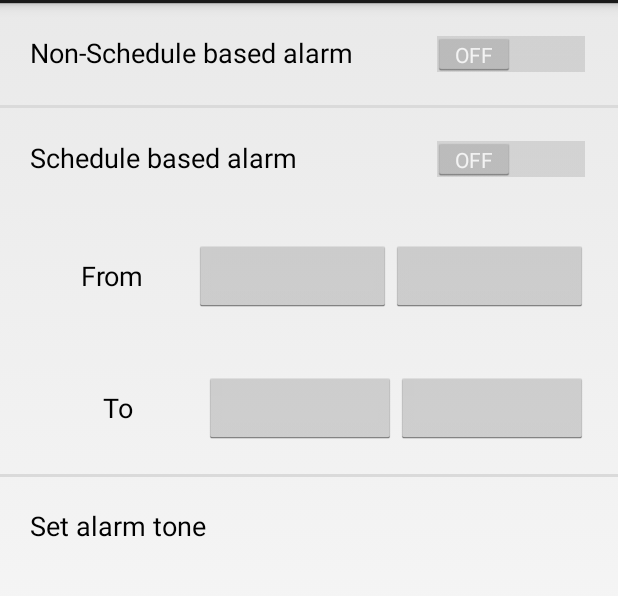
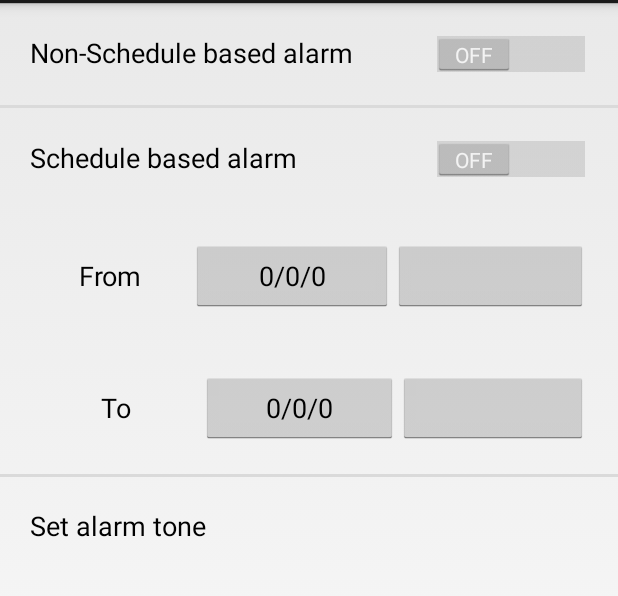
Before and after one commit to iamsayem/RemindMe, an Android app: the AlarmActivity screen opened directly, with no data from a screen before it, on a phone screen of 412 x 824 dp, the part 69-665 px from its top. Run offline under Robolectric (Android 15) with nearby library versions, the light colour scheme and no system bars; 2 statements that could not run were skipped.

Commit message:
Tenth Commit

```diff
--- a/app/src/main/java/com/example/sayem/remindme/AlarmActivity.java
+++ b/app/src/main/java/com/example/sayem/remindme/AlarmActivity.java
@@ -120,6 +120,14 @@ public class AlarmActivity extends Activity {
                         from_monthOfYear = fromDateCalendar.get(Calendar.MONTH);
                         from_year = fromDateCalendar.get(Calendar.YEAR);
 
+                        FromDateClass fromDateClass = new FromDateClass(from_dayOfMonth, from_monthOfYear, from_year);
+                        FromToDateDatabase fromToDateDatabase = new FromToDateDatabase(getApplicationContext());
+                        if (fromToDateDatabase.readFromDateTable().length == 0){
+                            fromToDateDatabase.insertFromDateTable(fromDateClass);
+                        }else{
+                            fromToDateDatabase.updateFromDateTable(fromDateClass);
+                        }
+
                         fromDate = from_dayOfMonth + "/" + (from_monthOfYear+1) + "/" + from_year;
                         fromDateButton.setText(fromDate);
                     }
@@ -146,6 +154,14 @@ public class AlarmActivity extends Activity {
                         to_dayOfMonth = toDateCalendar.get(Calendar.DAY_OF_MONTH);
                         to_monthOfYear = toDateCalendar.get(Calendar.MONTH);
                         to_year = toDateCalendar.get(Calendar.YEAR);
+
+                        ToDateClass toDateClass = new ToDateClass(to_dayOfMonth, to_monthOfYear, to_year);
+                        FromToDateDatabase fromToDateDatabase = new FromToDateDatabase(getApplicationContext());
+                        if (fromToDateDatabase.readToDateTable().length == 0){
+                            fromToDateDatabase.insertToDateTable(toDateClass);
+                        }else{
+                            fromToDateDatabase.updateToDateTable(toDateClass);
+                        }
 
                         toDate = to_dayOfMonth + "/" + (to_monthOfYear+1) + "/" + to_year;
                         toDateButton.setText(toDate);
@@ -180,6 +196,19 @@ public class AlarmActivity extends Activity {
                         else if (fromTimeCalendar.get(Calendar.AM_PM) == Calendar.AM){
                             am_pm = "AM";
                         }
+
+                        FromToDateDatabase fromToDateDatabase = new FromToDateDatabase(getApplicationContext());
+                        FromTimeClass fromTimeClass = new FromTimeClass(from_hourOfDay, from_minute);
+                        TimeAmPmClass timeAmPmClass = new TimeAmPmClass(am_pm);
+
+                        if (fromToDateDatabase.readFromTimeTable().length == 0 && fromToDateDatabase.readFromTimeAmPmTable().length == 0){
+                            fromToDateDatabase.insertFromTimeTable(fromTimeClass);
+                            fromToDateDatabase.insertFromTimeAmPmTable(timeAmPmClass);
+                        }else{
+                            fromToDateDatabase.updateFromTimeTable(fromTimeClass);
+                            fromToDateDatabase.updateFromTimeAmPmTable(timeAmPmClass);
+                        }
+
                         String hourString = (fromTimeCalendar.get(Calendar.HOUR) == 0)?"12":fromTimeCalendar.get(Calendar.HOUR) + "";
                         String minuteString = (from_minute < 10)?"0" + from_minute:from_minute + "";
                         fromTime = hourString + ":" + minuteString + " " + am_pm;
@@ -214,6 +243,19 @@ public class AlarmActivity extends Activity {
                         else if (toTimeCalendar.get(Calendar.AM_PM) == Calendar.AM){
                             am_pm = "AM";
                         }
+
+                        FromToDateDatabase fromToDateDatabase = new FromToDateDatabase(getApplicationContext());
+                        ToTimeClass toTimeClass = new ToTimeClass(to_hourOfDay, to_minute);
+                        TimeAmPmClass timeAmPmClass = new TimeAmPmClass(am_pm);
+
+                        if (fromToDateDatabase.readToTimeTable().length == 0 && fromToDateDatabase.readToTimeAmPmTable().length == 0){
+                            fromToDateDatabase.insertToTimeTable(toTimeClass);
+                            fromToDateDatabase.insertToTimeAmPmTable(timeAmPmClass);
+                        }else{
+                            fromToDateDatabase.updateToTimeTable(toTimeClass);
+                            fromToDateDatabase.updateToTimeAmPmTable(timeAmPmClass);
+                        }
+
                         String hourString = (toTimeCalendar.get(Calendar.HOUR) == 0)?"12":toTimeCalendar.get(Calendar.HOUR) + "";
                         String minuteString = (to_minute < 10)?"0" + to_minute:to_minute + "";
                         toTime = hourString + ":" + minuteString + " " + am_pm;
@@ -229,6 +271,11 @@ public class AlarmActivity extends Activity {
     }
 
     private void prepareData(){
+
+        prepareFromDate();
+        prepareFromTime();
+        prepareToDate();
+        prepareToTime();
 
         if (alarmOnOffSwitch.isChecked()){
 //                alarmOnOffTextView.setText("Alarm On");
@@ -256,4 +303,70 @@ public class AlarmActivity extends Activity {
         prepareData();
     }
 
+    private void prepareFromDate(){
+        FromToDateDatabase fromToDateDatabase = new FromToDateDatabase(getApplicationContext());
+        int[][] dataFromDate = fromToDateDatabase.readFromDateTable();
+        int[] dataFromDateTemp = new int[3];
+        for (int i = 0; i < dataFromDate.length; i++){
+            for (int j = 0; j < dataFromDate[i].length; j++){
+                dataFromDateTemp[j] = dataFromDate[i][j];
+            }
+        }
+        fromDate = dataFromDateTemp[0] + "/" + dataFromDateTemp[1] + "/" + dataFromDateTemp[2] + "";
+        fromDateButton.setText(fromDate);
+    }
+
+    private void prepareFromTime(){
+        FromToDateDatabase fromToDateDatabase = new FromToDateDatabase(getApplicationContext());
+        int[][] dataFromTime = fromToDateDatabase.readFromTimeTable();
+        int[] dataFromTimeTemp = new int[2];
+        String[] dataFromTimeAmPm = fromToDateDatabase.readFromTimeAmPmTable();
+        for (int i = 0; i < dataFromTime.length; i++){
+            for (int j = 0; j < dataFromTime[i].length; j++){
+                dataFromTimeTemp[j] = dataFromTime[i][j];
+            }
+        }
+        for (int i = 0; i < dataFromTimeAmPm.length; i++){
+            // nothing
+        }
+
+        String hourString = (dataFromTimeTemp[0] == 0)?"12":dataFromTimeTemp[0] + "";
+        String minuteString = (dataFromTimeTemp[1] < 10)?"0" + dataFromTimeTemp[1]:dataFromTimeTemp[1] + "";
+        fromTime = hourString + ":" + minuteString + " " + dataFromTimeAmPm[0];
+        fromTimeButton.setText(fromTime);
+    }
+
+    private void prepareToDate(){
+        FromToDateDatabase fromToDateDatabase = new FromToDateDatabase(getApplicationContext());
+        int[][] dataToDate = fromToDateDatabase.readToDateTable();
+        int[] dataToDateTemp = new int[3];
+        for (int i = 0; i < dataToDate.length; i++){
+            for (int j = 0; j < dataToDate[i].length; j++){
+                dataToDateTemp[j] = dataToDate[i][j];
+            }
+        }
+        toDate = dataToDateTemp[0] + "/" + dataToDateTemp[1] + "/" + dataToDateTemp[2] + "";
+        toDateButton.setText(toDate);
+    }
+
+    private void prepareToTime(){
+        FromToDateDatabase fromToDateDatabase = new FromToDateDatabase(getApplicationContext());
+        int[][] dataToTime = fromToDateDatabase.readToTimeTable();
+        int[] dataToTimeTemp = new int[2];
+        String[] dataToTimeAmPm = fromToDateDatabase.readToTimeAmPmTable();
+        for (int i = 0; i < dataToTime.length; i++){
+            for (int j = 0; j < dataToTime[i].length; j++){
+                dataToTimeTemp[j] = dataToTime[i][j];
+            }
+        }
+        for (int i = 0; i < dataToTimeAmPm.length; i++){
+            // nothing
+        }
+
+        String hourString = (dataToTimeTemp[0] == 0)?"12":dataToTimeTemp[0] + "";
+        String minuteString = (dataToTimeTemp[1] < 10)?"0" + dataToTimeTemp[1]:dataToTimeTemp[1] + "";
+        toTime = hourString + ":" + minuteString + " " + dataToTimeAmPm[0];
+        toTimeButton.setText(toTime);
+    }
+
 }
--- a/app/src/main/java/com/example/sayem/remindme/FromToDateDatabase.java
+++ b/app/src/main/java/com/example/sayem/remindme/FromToDateDatabase.java
@@ -43,6 +43,16 @@ public class FromToDateDatabase extends SQLiteOpenHelper {
     private static final String TO_MONTH_OF_YEAR = "to_month_of_year";
     private static final String TO_YEAR = "to_year";
 
+    // FROM_TIME_AM_PM variable declaration
+    private static final String FROM_TIME_AM_PM_TABLE = "from_time_am_pm";
+
+    private static final String FROM_TIME_AM_PM = "from_am_pm";
+
+    // TO_TIME_AM_PM variable declaration
+    private static final String TO_TIME_AM_PM_TABLE = "to_time_am_pm";
+
+    private static final String TO_TIME_AM_PM = "to_am_pm";
+
 
     String CREATE_FROM_DATE_TABLE = "CREATE TABLE " + FROM_DATE_TABLE + "("
             + FROM_DAY_OF_MONTH + " INTEGER" + ","
@@ -66,6 +76,13 @@ public class FromToDateDatabase extends SQLiteOpenHelper {
             + TO_MINUTE + " INTEGER"
             + ");";
 
+    String CREATE_FROM_TIME_AM_PM_TABLE = "CREATE TABLE " + FROM_TIME_AM_PM_TABLE + "("
+            + FROM_TIME_AM_PM + " TEXT" +
+            ");";
+
+    String CREATE_TO_TIME_AM_PM_TABLE = "CREATE TABLE " + TO_TIME_AM_PM_TABLE + "("
+            + TO_TIME_AM_PM + " TEXT" +
+            ");";
 
     public FromToDateDatabase(Context context) {
         super(context, DATABASE_NAME, null, DATABASE_VERSION);
@@ -78,6 +95,8 @@ public class FromToDateDatabase extends SQLiteOpenHelper {
         db.execSQL(CREATE_FROM_TIME_TABLE);
         db.execSQL(CREATE_TO_DATE_TABLE);
         db.execSQL(CREATE_TO_TIME_TABLE);
+        db.execSQL(CREATE_FROM_TIME_AM_PM_TABLE);
+        db.execSQL(CREATE_TO_TIME_AM_PM_TABLE);
     }
 
     @Override
@@ -87,6 +106,8 @@ public class FromToDateDatabase extends SQLiteOpenHelper {
         db.execSQL("DROP TABLE IF EXISTS " + FROM_TIME_TABLE);
         db.execSQL("DROP TABLE IF EXISTS " + TO_DATE_TABLE);
         db.execSQL("DROP TABLE IF EXISTS " + TO_TIME_TABLE);
+        db.execSQL("DROP TABLE IF EXISTS " + FROM_TIME_AM_PM_TABLE);
+        db.execSQL("DROP TABLE IF EXISTS " + TO_TIME_AM_PM_TABLE);
 
         onCreate(db);
     }
@@ -141,10 +162,32 @@ public class FromToDateDatabase extends SQLiteOpenHelper {
         return database;
     }
 
+    public long insertFromTimeAmPmTable(TimeAmPmClass timeAmPmClass){
+        long database = 0;
+        SQLiteDatabase db = this.getWritableDatabase();
+        ContentValues contentValues = new ContentValues();
+
+        contentValues.put(FROM_TIME_AM_PM, timeAmPmClass.getAm_pm());
+        database = db.insert(FROM_TIME_AM_PM_TABLE, null, contentValues);
+        db.close();
+        return database;
+    }
+
+    public long insertToTimeAmPmTable(TimeAmPmClass timeAmPmClass){
+        long database = 0;
+        SQLiteDatabase db = this.getWritableDatabase();
+        ContentValues contentValues = new ContentValues();
+
+        contentValues.put(TO_TIME_AM_PM, timeAmPmClass.getAm_pm());
+        database = db.insert(TO_TIME_AM_PM_TABLE, null, contentValues);
+        db.close();
+        return database;
+    }
+
     public int[][] readFromDateTable(){
         int[][] from_date_data = new int[][]{};
         SQLiteDatabase db = this.getReadableDatabase();
-        Cursor cursor = db.rawQuery("SELECT * FROM " + FROM_DATE_TABLE, null);
+        Cursor cursor = db.rawQuery("SELECT * FROM " + FROM_DATE_TABLE + ";", null);
         cursor.moveToFirst();
         from_date_data = new int[cursor.getCount()][3];
         if (cursor.moveToFirst()){
@@ -158,13 +201,14 @@ public class FromToDateDatabase extends SQLiteOpenHelper {
                 i++;
             }while (cursor.moveToNext());
         }
+        cursor.close();
         return from_date_data;
     }
 
     public int[][] readFromTimeTable(){
         int[][] from_time_data = new int[][]{};
         SQLiteDatabase db = this.getReadableDatabase();
-        Cursor cursor = db.rawQuery("SELECT * FROM " + FROM_TIME_TABLE, null);
+        Cursor cursor = db.rawQuery("SELECT * FROM " + FROM_TIME_TABLE + ";", null);
         cursor.moveToFirst();
         from_time_data = new int[cursor.getCount()][2];
         if (cursor.moveToFirst()){
@@ -178,13 +222,14 @@ public class FromToDateDatabase extends SQLiteOpenHelper {
                 i++;
             }while (cursor.moveToNext());
         }
+        cursor.close();
         return from_time_data;
     }
 
     public int[][] readToDateTable(){
         int[][] to_date_data = new int[][]{};
         SQLiteDatabase db = this.getReadableDatabase();
-        Cursor cursor = db.rawQuery("SELECT * FROM " + TO_DATE_TABLE, null);
+        Cursor cursor = db.rawQuery("SELECT * FROM " + TO_DATE_TABLE + ";", null);
         cursor.moveToFirst();
         to_date_data = new int[cursor.getCount()][3];
         if (cursor.moveToFirst()){
@@ -198,13 +243,14 @@ public class FromToDateDatabase extends SQLiteOpenHelper {
                 i++;
             }while (cursor.moveToNext());
         }
+        cursor.close();
         return to_date_data;
     }
 
     public int[][] readToTimeTable(){
         int[][] to_time_data = new int[][]{};
         SQLiteDatabase db = this.getReadableDatabase();
-        Cursor cursor = db.rawQuery("SELECT * FROM " + TO_TIME_TABLE, null);
+        Cursor cursor = db.rawQuery("SELECT * FROM " + TO_TIME_TABLE + ";", null);
         cursor.moveToFirst();
         to_time_data = new int[cursor.getCount()][2];
         if (cursor.moveToFirst()){
@@ -218,7 +264,42 @@ public class FromToDateDatabase extends SQLiteOpenHelper {
                 i++;
             }while (cursor.moveToNext());
         }
+        cursor.close();
         return to_time_data;
+    }
+
+    public String[] readFromTimeAmPmTable(){
+        String[] am_pm = new String[]{};
+        SQLiteDatabase db = this.getReadableDatabase();
+        Cursor cursor = db.rawQuery("SELECT * FROM " + FROM_TIME_AM_PM_TABLE + ";", null);
+        cursor.moveToFirst();
+        am_pm = new String[cursor.getCount()];
+        if (cursor.moveToFirst()){
+            int i = 0;
+            do {
+                am_pm[i] = cursor.getString(cursor.getColumnIndex(FROM_TIME_AM_PM));
+                i++;
+            }while(cursor.moveToNext());
+        }
+        cursor.close();
+        return am_pm;
+    }
+
+    public String[] readToTimeAmPmTable(){
+        String[] am_pm = new String[]{};
+        SQLiteDatabase db = this.getReadableDatabase();
+        Cursor cursor = db.rawQuery("SELECT * FROM " + TO_TIME_AM_PM_TABLE + ";", null);
+        cursor.moveToFirst();
+        am_pm = new String[cursor.getCount()];
+        if (cursor.moveToFirst()){
+            int i = 0;
+            do {
+                am_pm[i] = cursor.getString(cursor.getColumnIndex(TO_TIME_AM_PM));
+                i++;
+            }while(cursor.moveToNext());
+        }
+        cursor.close();
+        return am_pm;
     }
 
     public long updateFromDateTable(FromDateClass fromDateClass){
@@ -271,4 +352,26 @@ public class FromToDateDatabase extends SQLiteOpenHelper {
         return database;
     }
 
+    public long updateFromTimeAmPmTable(TimeAmPmClass timeAmPmClass){
+        long database = 0;
+        SQLiteDatabase db = this.getWritableDatabase();
+        ContentValues contentValues = new ContentValues();
+
+        contentValues.put(FROM_TIME_AM_PM, timeAmPmClass.getAm_pm());
+        database = db.update(FROM_TIME_AM_PM_TABLE, contentValues, null, null);
+        db.close();
+        return database;
+    }
+
+    public long updateToTimeAmPmTable(TimeAmPmClass timeAmPmClass){
+        long database = 0;
+        SQLiteDatabase db = this.getWritableDatabase();
+        ContentValues contentValues = new ContentValues();
+
+        contentValues.put(TO_TIME_AM_PM, timeAmPmClass.getAm_pm());
+        database = db.update(TO_TIME_AM_PM_TABLE, contentValues, null, null);
+        db.close();
+        return database;
+    }
+
 }
```
Also changed, not shown: app/src/main/java/com/example/sayem/remindme/TimeAmPmClass.java (added, +20 -0 lines).
